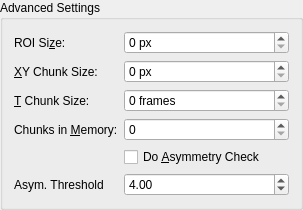
ukoethe/simple-STORM, file gui/advancedsettingsgroupbox.ui: the form before one commit.
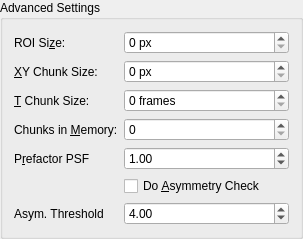
The form after the commit.

Diff of the .ui file:
```diff
--- a/gui/advancedsettingsgroupbox.ui
+++ b/gui/advancedsettingsgroupbox.ui
@@ -7,7 +7,7 @@
     <x>0</x>
     <y>0</y>
     <width>303</width>
-    <height>208</height>
+    <height>223</height>
    </rect>
   </property>
   <property name="windowTitle">
@@ -20,6 +20,12 @@
    <property name="fieldGrowthPolicy">
     <enum>QFormLayout::ExpandingFieldsGrow</enum>
    </property>
+   <property name="horizontalSpacing">
+    <number>-1</number>
+   </property>
+   <property name="verticalSpacing">
+    <number>-1</number>
+   </property>
    <item row="0" column="0">
     <widget class="QLabel" name="label_9">
      <property name="text">
@@ -109,14 +115,21 @@
      </property>
     </widget>
    </item>
-   <item row="5" column="0">
+   <item row="6" column="1">
+    <widget class="QCheckBox" name="chk_doAsymmetryCheck">
+     <property name="text">
+      <string>Do &amp;Asymmetry Check</string>
+     </property>
+    </widget>
+   </item>
+   <item row="7" column="0">
     <widget class="QLabel" name="label_AsymThreshold">
      <property name="text">
       <string>Asym. Threshold</string>
      </property>
     </widget>
    </item>
-   <item row="5" column="1">
+   <item row="7" column="1">
     <widget class="QDoubleSpinBox" name="spn_AsymmetryThreshold">
      <property name="sizePolicy">
       <sizepolicy hsizetype="MinimumExpanding" vsizetype="Fixed">
@@ -138,10 +151,35 @@
      </property>
     </widget>
    </item>
-   <item row="4" column="1">
-    <widget class="QCheckBox" name="chk_doAsymmetryCheck">
+   <item row="5" column="1">
+    <widget class="QDoubleSpinBox" name="spn_factorSigma">
+     <property name="sizePolicy">
+      <sizepolicy hsizetype="MinimumExpanding" vsizetype="Fixed">
+       <horstretch>0</horstretch>
+       <verstretch>0</verstretch>
+      </sizepolicy>
+     </property>
+     <property name="keyboardTracking">
+      <bool>true</bool>
+     </property>
+     <property name="maximum">
+      <double>10.000000000000000</double>
+     </property>
+     <property name="singleStep">
+      <double>0.010000000000000</double>
+     </property>
+     <property name="value">
+      <double>1.000000000000000</double>
+     </property>
+    </widget>
+   </item>
+   <item row="5" column="0">
+    <widget class="QLabel" name="label_5">
      <property name="text">
-      <string>Do &amp;Asymmetry Check</string>
+      <string>P&amp;refactor PSF</string>
+     </property>
+     <property name="buddy">
+      <cstring>spn_factorSigma</cstring>
      </property>
     </widget>
    </item>
```
